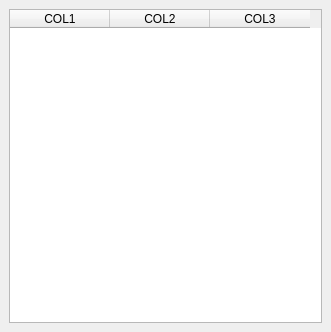
Before: the Qt Designer form src/forms/wndsearch.ui in JDougherty/Fire-Department-Management-System, drawn with Qt 5.
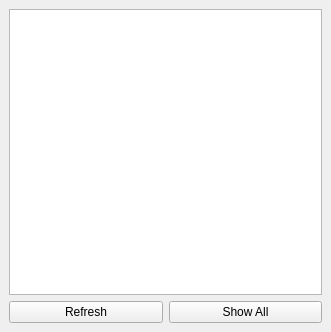
After: the same form once the commit is applied.

The edit to the form file:
```diff
--- a/src/forms/wndsearch.ui
+++ b/src/forms/wndsearch.ui
@@ -32,9 +32,23 @@
      <verstretch>0</verstretch>
     </sizepolicy>
    </property>
-   <layout class="QHBoxLayout" name="horizontalLayout">
-    <item>
-     <widget class="QTableWidget" name="tblResults">
+   <layout class="QGridLayout" name="gridLayout_3">
+    <item row="1" column="0">
+     <widget class="QPushButton" name="btnRefresh">
+      <property name="text">
+       <string>Refresh</string>
+      </property>
+     </widget>
+    </item>
+    <item row="1" column="1">
+     <widget class="QPushButton" name="btnShowAll">
+      <property name="text">
+       <string>Show All</string>
+      </property>
+     </widget>
+    </item>
+    <item row="0" column="0" colspan="2">
+     <widget class="QTableView" name="tblResults">
       <property name="verticalScrollBarPolicy">
        <enum>Qt::ScrollBarAsNeeded</enum>
       </property>
@@ -44,24 +58,9 @@
       <property name="alternatingRowColors">
        <bool>true</bool>
       </property>
-      <attribute name="verticalHeaderDefaultSectionSize">
+      <attribute name="verticalHeaderMinimumSectionSize">
        <number>19</number>
       </attribute>
-      <column>
-       <property name="text">
-        <string>COL1</string>
-       </property>
-      </column>
-      <column>
-       <property name="text">
-        <string>COL2</string>
-       </property>
-      </column>
-      <column>
-       <property name="text">
-        <string>COL3</string>
-       </property>
-      </column>
      </widget>
     </item>
    </layout>
```
